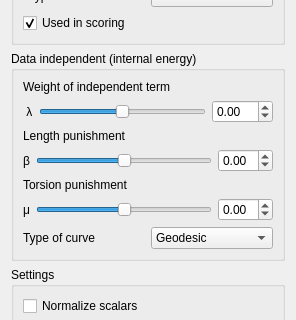
Before: the Qt Designer form branches/smeesters/plugins/testing/smeesters/ScoringMeasures/ScoringMeasures.ui in BackupTheBerlios/viste-tool-svn, drawn with Qt 5; both pictures show x 0 to 296 and y 111 to 431 of the 296 by 815 pixel window.
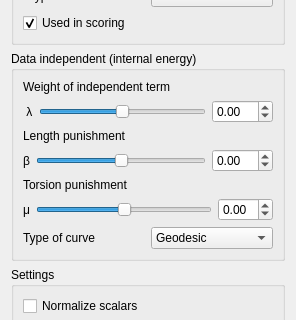
After: the same form once the commit is applied.

Patch:
```diff
--- a/branches/smeesters/plugins/testing/smeesters/ScoringMeasures/ScoringMeasures.ui
+++ b/branches/smeesters/plugins/testing/smeesters/ScoringMeasures/ScoringMeasures.ui
@@ -155,10 +155,10 @@
         <item>
          <widget class="QSlider" name="betaSlider">
           <property name="minimum">
-           <number>-500</number>
+           <number>-99</number>
           </property>
           <property name="maximum">
-           <number>500</number>
+           <number>99</number>
           </property>
           <property name="orientation">
            <enum>Qt::Horizontal</enum>
@@ -171,10 +171,10 @@
            <number>2</number>
           </property>
           <property name="minimum">
-           <double>-5.000000000000000</double>
+           <double>-99.000000000000000</double>
           </property>
           <property name="maximum">
-           <double>5.000000000000000</double>
+           <double>99.000000000000000</double>
           </property>
           <property name="singleStep">
            <double>0.010000000000000</double>
```
Left out of the diff: 2 changed lines with no effect on the pictures.
